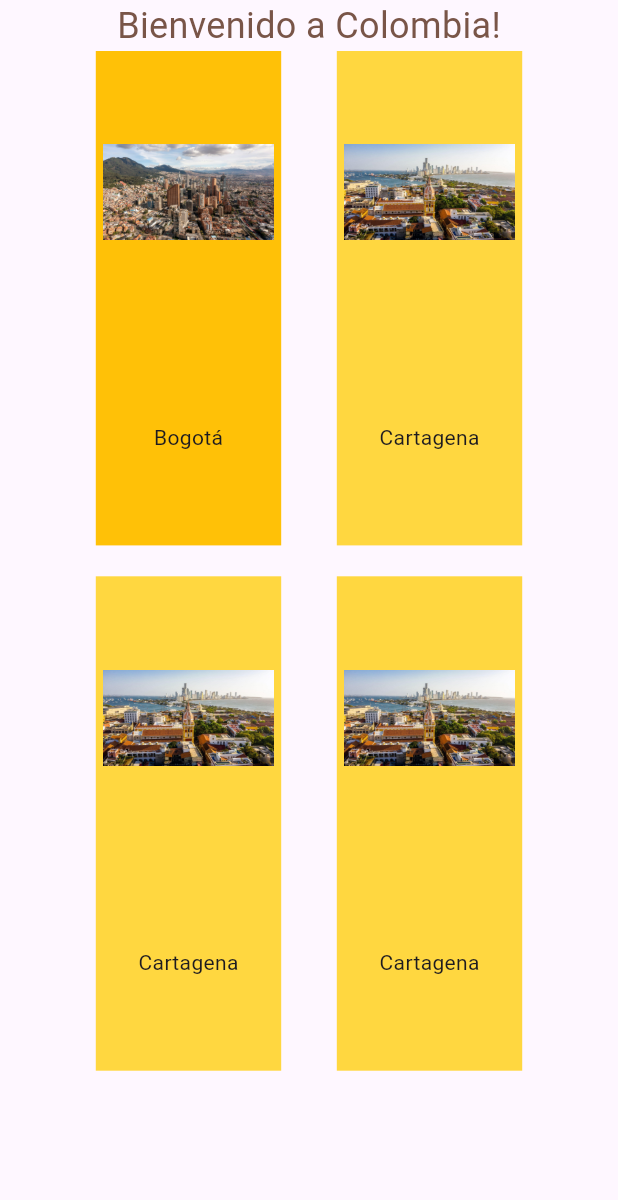
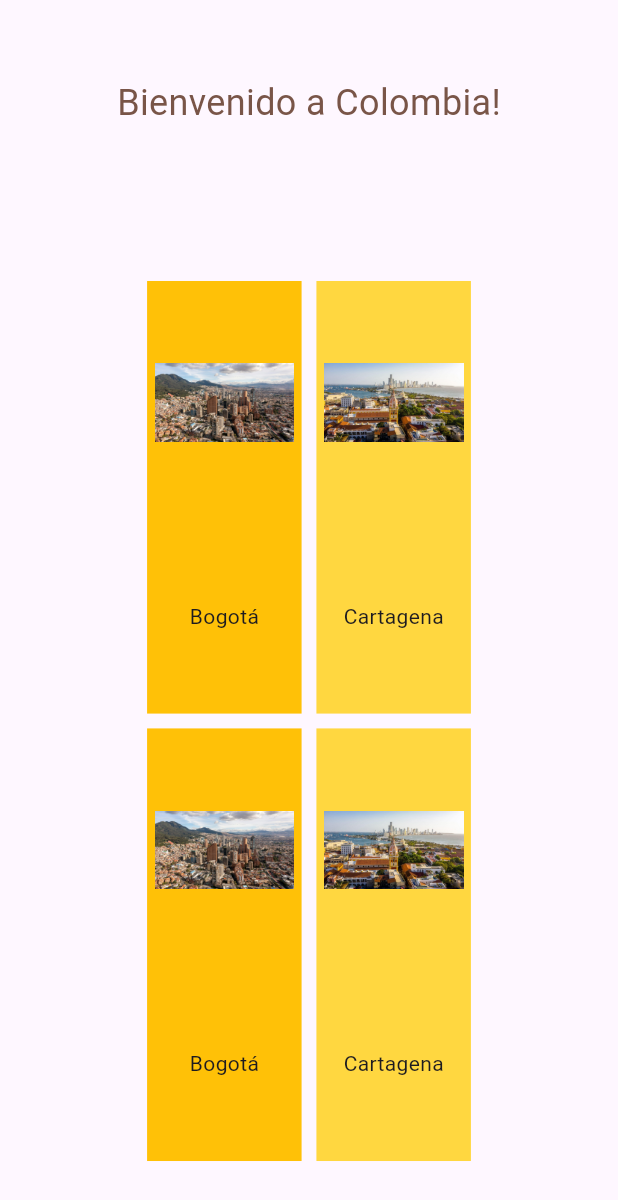
Before and after one commit to manuelmartinezr/improved-broccoli, a Flutter app: the screen it shows after launch, on a phone screen of 412 x 824 dp. Shown: the top 1200 px of the screen. Run offline on Flutter 3.47's test engine with Material 3 defaults, Android fonts, the phone set to English and light mode, and no system bars.

Commit message:
fix spacing

```diff
--- a/flutter_application_1/lib/main.dart
+++ b/flutter_application_1/lib/main.dart
@@ -14,8 +14,13 @@ class MainApp extends StatelessWidget {
         body: Center(
           child: Column(
             children: [
-              welcomeMessage(),
-              citiesView(context)
+
+              Expanded(
+                flex: 1,
+                child: welcomeMessage()),
+              Expanded(
+                flex: 5,
+                child: citiesView(context)),
             ],
           ),
         ),
@@ -24,28 +29,34 @@ class MainApp extends StatelessWidget {
   }
 }
 Widget welcomeMessage(){
-  return Text('Bienvenido a Colombia!'
-  , style: TextStyle(
-      fontSize: 24,
-      color: Colors.brown
-    ));
+  return Center(
+    child: Text('Bienvenido a Colombia!'
+    , style: TextStyle(
+        fontSize: 24,
+        color: Colors.brown
+      )),
+  );
 }
 Widget citiesView(context){
-  return Wrap(
-    spacing: MediaQuery.of(context).size.width * 0.09,
-    runSpacing: MediaQuery.of(context).size.width * 0.05,
+  return Column(
+    mainAxisAlignment: MainAxisAlignment.center,
     children: [
-      cityContainer(context, 'assets/images/bgta.jpeg', 'Bogotá', Colors.amber),
-      cityContainer(context, 'assets/images/ctgena.jpg', 'Cartagena', Colors.amberAccent),
-      cityContainer(context, 'assets/images/ctgena.jpg', 'Cartagena', Colors.amberAccent),
-      cityContainer(context, 'assets/images/ctgena.jpg', 'Cartagena', Colors.amberAccent),
+      Row(
+        mainAxisAlignment: MainAxisAlignment.center,
+        children: [cityContainer(context, 'assets/images/bgta.jpeg', 'Bogotá', Colors.amber),
+      cityContainer(context, 'assets/images/ctgena.jpg', 'Cartagena', Colors.amberAccent),],),
+      Row(
+        mainAxisAlignment: MainAxisAlignment.center,
+        children: [cityContainer(context, 'assets/images/bgta.jpeg', 'Bogotá', Colors.amber),
+      cityContainer(context, 'assets/images/ctgena.jpg', 'Cartagena', Colors.amberAccent),],)
     ]
   );
 }
 Widget cityContainer(context, img, txt, bgColor){
   return Container(
-      width: MediaQuery.of(context).size.width * 0.3,  // 50% of screen width
-      height: MediaQuery.of(context).size.height * 0.4, // 30% of screen height
+      margin:EdgeInsets.all(MediaQuery.of(context).size.width * 0.012),
+      width: MediaQuery.of(context).size.width * 0.25,  // 50% of screen width
+      height: MediaQuery.of(context).size.height * 0.35, // 30% of screen height
       color: bgColor,
       child: Padding(
         padding: EdgeInsets.symmetric(horizontal:
```
